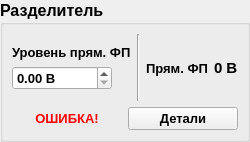
This is divider_panel.ui in bulkanul/EVO_YFL_1064_GUI_coherent2 as Qt 5 draws it before an edit. The edited form follows.
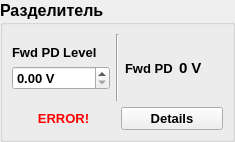
This is the edited form.

The edit to the form file:
```diff
--- a/divider_panel.ui
+++ b/divider_panel.ui
@@ -81,7 +81,7 @@
              </font>
             </property>
             <property name="text">
-             <string>Уровень прям. ФП</string>
+             <string>Fwd PD Level</string>
             </property>
            </widget>
           </item>
@@ -100,7 +100,7 @@
              </font>
             </property>
             <property name="suffix">
-             <string> В</string>
+             <string> V</string>
             </property>
             <property name="maximum">
              <double>3.300000000000000</double>
@@ -146,7 +146,7 @@
              </font>
             </property>
             <property name="text">
-             <string>Прям. ФП</string>
+             <string>Fwd PD</string>
             </property>
            </widget>
           </item>
@@ -161,7 +161,7 @@
              </font>
             </property>
             <property name="text">
-             <string>0 В</string>
+             <string>0 V</string>
             </property>
            </widget>
           </item>
@@ -232,7 +232,7 @@
             </font>
            </property>
            <property name="text">
-            <string>ОШИБКА!</string>
+            <string>ERROR!</string>
            </property>
            <property name="alignment">
             <set>Qt::AlignCenter</set>
@@ -250,7 +250,7 @@
             </font>
            </property>
            <property name="text">
-            <string>Детали</string>
+            <string>Details</string>
            </property>
           </widget>
          </item>
```
